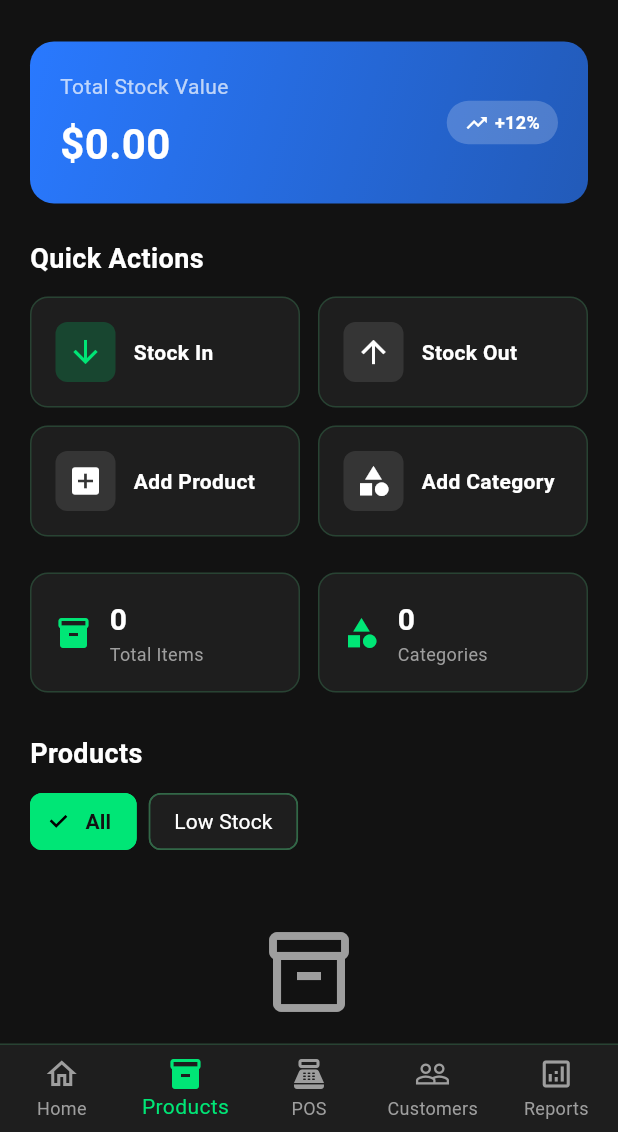
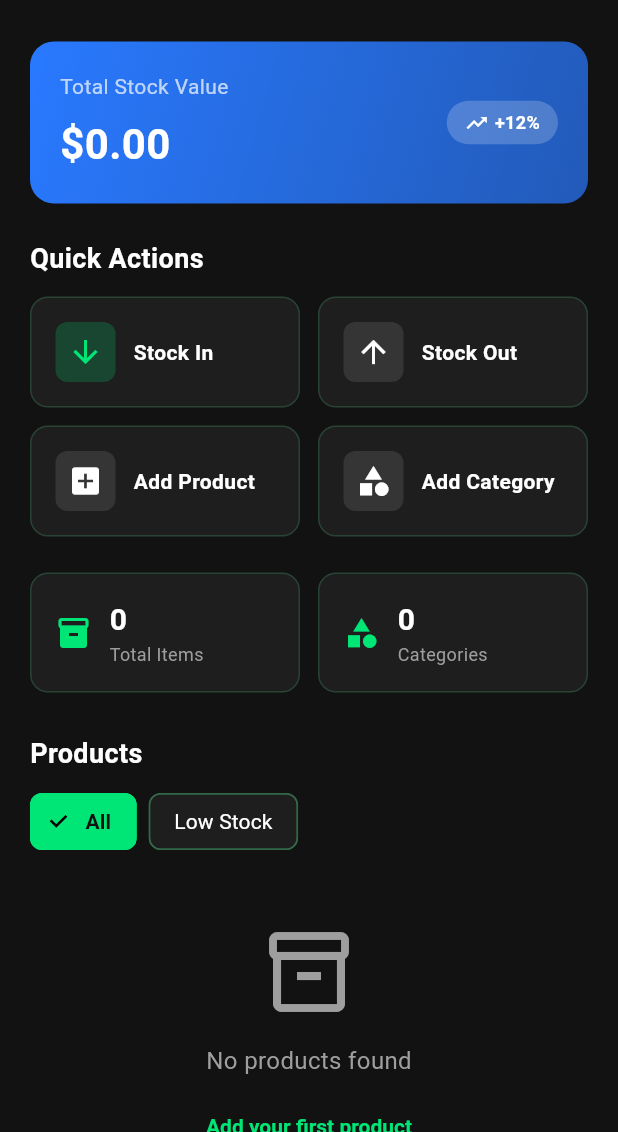
Before and after one commit to gulfamali16/App-Development-Portfolio, a Flutter app: the ProductsScreen screen opened by its route, on a phone screen of 412 x 824 dp, the part 104-1236 px from its top. Run offline on Flutter 3.47's test engine with Material 3 defaults, Android fonts, the phone set to English and light mode, and no system bars; our stand-ins replace cloud_firestore, connectivity_plus, device_info_plus, email_validator, firebase_auth, firebase_core and 15 more; missing offline and left inert: workmanager; accounts and stored records are empty; network calls fail.

Commit message:
Fix duplicate navigation bar issue and update database version
Co-authored-by: gulfamali16 <140166609+gulfamali16@users.noreply.github.com>

```diff
--- a/SmartPOS/lib/screens/home/home_screen.dart
+++ b/SmartPOS/lib/screens/home/home_screen.dart
@@ -169,13 +169,13 @@ class _HomeScreenContentState extends State<HomeScreenContent> {
           ),
           IconButton(
             icon: const Icon(Icons.settings_outlined, color: Colors.white),
-            onPressed: () => _showComingSoon('Settings'),
+            onPressed: () => Navigator.pushNamed(context, AppRoutes.settings),
           ),
           Stack(
             children: [
               IconButton(
                 icon: const Icon(Icons.notifications_outlined, color: Colors.white),
-                onPressed: () => _showComingSoon('Notifications'),
+                onPressed: () => Navigator.pushNamed(context, AppRoutes.notifications),
               ),
               Positioned(
                 right: 8,
--- a/SmartPOS/lib/screens/inventory/products_screen.dart
+++ b/SmartPOS/lib/screens/inventory/products_screen.dart
@@ -19,7 +19,6 @@ class ProductsScreen extends StatefulWidget {
 class _ProductsScreenState extends State<ProductsScreen> {
   String _selectedFilter = 'all';
   final TextEditingController _searchController = TextEditingController();
-  int _currentIndex = 1; // Products tab is active
 
   @override
   void initState() {
@@ -85,7 +84,6 @@ class _ProductsScreenState extends State<ProductsScreen> {
           },
         ),
       ),
-      bottomNavigationBar: _buildBottomNav(),
     );
   }
 
@@ -650,76 +648,4 @@ class _ProductsScreenState extends State<ProductsScreen> {
       ),
     );
   }
-
-  Widget _buildBottomNav() {
-    return Container(
-      decoration: BoxDecoration(
-        color: AppTheme.surfaceDark,
-        border: Border(
-          top: BorderSide(color: AppTheme.borderDark.withOpacity(0.5)),
-        ),
-      ),
-      child: BottomNavigationBar(
-        backgroundColor: AppTheme.surfaceDark,
-        selectedItemColor: AppTheme.primaryGreen,
-        unselectedItemColor: AppTheme.textSecondary,
-        currentIndex: _currentIndex,
-        onTap: (index) {
-          setState(() {
-            _currentIndex = index;
-          });
-          if (index == 0) {
-            Navigator.pushReplacementNamed(context, AppRoutes.home);
-          } else if (index == 1) {
-            // Already on products
-          } else if (index == 2) {
-            _showComingSoon('POS');
-          } else if (index == 3) {
-            _showComingSoon('Customers');
-          } else if (index == 4) {
-            _showComingSoon('Reports');
-          }
-        },
-        type: BottomNavigationBarType.fixed,
-        elevation: 0,
-        items: const [
-          BottomNavigationBarItem(
-            icon: Icon(Icons.home_outlined),
-            activeIcon: Icon(Icons.home),
-            label: 'Home',
-          ),
-          BottomNavigationBarItem(
-            icon: Icon(Icons.inventory_2_outlined),
-            activeIcon: Icon(Icons.inventory_2),
-            label: 'Products',
-          ),
-          BottomNavigationBarItem(
-            icon: Icon(Icons.point_of_sale_outlined),
-            activeIcon: Icon(Icons.point_of_sale),
-            label: 'POS',
-          ),
-          BottomNavigationBarItem(
-            icon: Icon(Icons.people_outline),
-            activeIcon: Icon(Icons.people),
-            label: 'Customers',
-          ),
-          BottomNavigationBarItem(
-            icon: Icon(Icons.analytics_outlined),
-            activeIcon: Icon(Icons.analytics),
-            label: 'Reports',
-          ),
-        ],
-      ),
-    );
-  }
-
-  void _showComingSoon(String feature) {
-    Fluttertoast.showToast(
-      msg: '$feature feature coming soon',
-      toastLength: Toast.LENGTH_SHORT,
-      gravity: ToastGravity.BOTTOM,
-      backgroundColor: Colors.blue,
-      textColor: Colors.white,
-    );
-  }
 }
--- a/SmartPOS/lib/utils/constants.dart
+++ b/SmartPOS/lib/utils/constants.dart
@@ -37,7 +37,7 @@ class AppConstants {
 
   // Database
   static const String databaseName = 'smartpos.db';
-  static const int databaseVersion = 3; // Incremented for customers and sales tables
+  static const int databaseVersion = 4; // Incremented for notifications and settings tables
 
   // UI
   static const double defaultPadding = 16.0;
```
